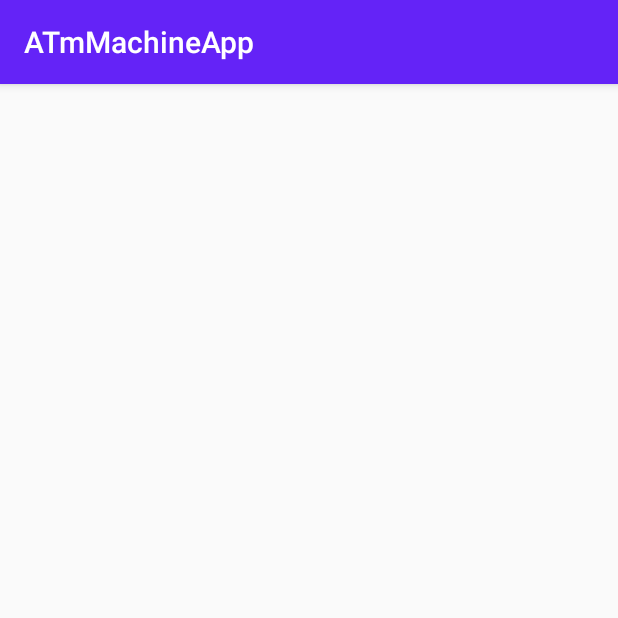
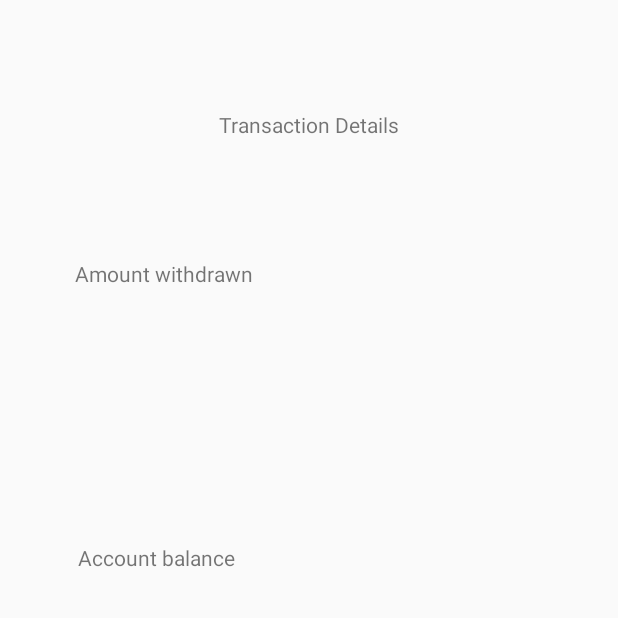
Before and after one commit to Khalidtoak/ATmMachineApp, an Android app: the ReceiptActivity screen opened directly, with no data from a screen before it, on a phone screen of 412 x 824 dp, the top half of it. Run offline under Robolectric (Android 15) with nearby library versions, the light colour scheme and no system bars.

Commit message:
"Added receipt activity and check balance dialog"

```diff
--- a/app/src/main/java/khalid/com/atmmachineapp/ui/CreateCardFragment.kt
+++ b/app/src/main/java/khalid/com/atmmachineapp/ui/CreateCardFragment.kt
@@ -1,5 +1,6 @@
 package khalid.com.atmmachineapp.ui
 
+import android.content.Intent
 import androidx.lifecycle.ViewModelProviders
 import android.os.Bundle
 import android.text.Editable
@@ -13,6 +14,9 @@ import khalid.com.atmmachineapp.*
 import khalid.com.atmmachineapp.model.Card
 import khalid.com.atmmachineapp.utils.CreditCardNumberGenerator
 import kotlinx.android.synthetic.main.create_card_fragment.*
+import kotlinx.android.synthetic.main.create_card_fragment.name_text
+import kotlinx.android.synthetic.main.create_card_fragment.pin
+import kotlinx.android.synthetic.main.widthraw_money_fragment.*
 
 
 class CreateCardFragment : FireBaseFragment() {
--- a/app/src/main/java/khalid/com/atmmachineapp/ui/ReceiptActivity.kt
+++ b/app/src/main/java/khalid/com/atmmachineapp/ui/ReceiptActivity.kt
@@ -3,11 +3,17 @@ package khalid.com.atmmachineapp.ui
 import androidx.appcompat.app.AppCompatActivity
 import android.os.Bundle
 import khalid.com.atmmachineapp.R
+import kotlinx.android.synthetic.main.activity_receipt.*
 
 class ReceiptActivity : AppCompatActivity() {
 
     override fun onCreate(savedInstanceState: Bundle?) {
         super.onCreate(savedInstanceState)
         setContentView(R.layout.activity_receipt)
+        val intent = intent
+        textView11.text = intent.getStringExtra("AmtWithdrawn")
+        textView13.text = intent.getStringExtra("time")
+        textView15.text = intent.getStringExtra("balance")
+
     }
 }
--- a/app/src/main/res/layout/activity_main.xml
+++ b/app/src/main/res/layout/activity_main.xml
@@ -12,7 +12,7 @@ android:background="@drawable/home_screen_background">
             android:layout_width="wrap_content"
             android:layout_height="wrap_content"
             android:text="@string/welcome"
-            android:textSize="50sp"
+            android:textSize="30sp"
             android:textColor="@android:color/white"
             app:layout_constraintBottom_toBottomOf="parent"
             app:layout_constraintLeft_toLeftOf="parent"
--- a/app/src/main/res/layout/activity_receipt.xml
+++ b/app/src/main/res/layout/activity_receipt.xml
@@ -7,4 +7,66 @@
         android:layout_height="match_parent"
         tools:context=".ui.ReceiptActivity">
 
+    <TextView
+            android:text="@string/transaction_details"
+            android:layout_width="wrap_content"
+            android:layout_height="wrap_content"
+            android:id="@+id/textView9"
+
+            android:padding="8dp" app:layout_constraintStart_toStartOf="parent"
+            app:layout_constraintEnd_toEndOf="parent" app:layout_constraintBottom_toBottomOf="parent"
+            app:layout_constraintTop_toTopOf="parent" app:layout_constraintVertical_bias="0.083"/>
+    <TextView
+            android:text="@string/amount_withdrawn"
+            android:layout_width="wrap_content"
+            android:padding="8dp"
+            android:layout_height="wrap_content"
+            android:id="@+id/textView10" app:layout_constraintStart_toStartOf="parent"
+            app:layout_constraintEnd_toStartOf="@+id/textView11" app:layout_constraintHorizontal_bias="0.189"
+            app:layout_constraintTop_toBottomOf="@+id/textView9" app:layout_constraintBottom_toTopOf="@+id/textView12"/>
+    <TextView
+            tools:text="#2000"
+            android:padding="8dp"
+            android:layout_width="wrap_content"
+            android:layout_height="wrap_content"
+            android:id="@+id/textView11" app:layout_constraintEnd_toEndOf="parent"
+            app:layout_constraintStart_toStartOf="parent" app:layout_constraintHorizontal_bias="0.903"
+            app:layout_constraintTop_toBottomOf="@+id/textView9" app:layout_constraintBottom_toTopOf="@+id/textView13"/>
+    <TextView
+            tools:text="Withdrawal Time"
+            android:layout_width="wrap_content"
+            android:layout_height="wrap_content"
+            android:padding="8dp"
+            android:id="@+id/textView12" app:layout_constraintStart_toStartOf="parent"
+            app:layout_constraintEnd_toStartOf="@+id/textView13" app:layout_constraintHorizontal_bias="0.186"
+            app:layout_constraintBottom_toTopOf="@+id/textView14" app:layout_constraintTop_toBottomOf="@+id/textView9"
+            app:layout_constraintVertical_bias="0.745"/>
+    <TextView
+            tools:text="2:00pm"
+            android:layout_width="wrap_content"
+            android:layout_height="wrap_content"
+            android:padding="8dp"
+            android:id="@+id/textView13" app:layout_constraintEnd_toEndOf="parent"
+            app:layout_constraintStart_toStartOf="parent" app:layout_constraintHorizontal_bias="0.903"
+            app:layout_constraintBottom_toTopOf="@+id/textView15" app:layout_constraintTop_toBottomOf="@+id/textView9"
+            app:layout_constraintVertical_bias="0.75"/>
+    <TextView
+            android:text="@string/account_balance"
+            android:layout_width="wrap_content"
+            android:layout_height="wrap_content"
+            android:padding="8dp"
+
+            android:id="@+id/textView14" app:layout_constraintStart_toStartOf="parent"
+            app:layout_constraintEnd_toStartOf="@+id/textView15" app:layout_constraintHorizontal_bias="0.186"
+            app:layout_constraintBottom_toBottomOf="parent" app:layout_constraintTop_toBottomOf="@+id/textView9"
+            app:layout_constraintVertical_bias="0.368"/>
+    <TextView
+            tools:text="500"
+            android:layout_width="wrap_content"
+            android:layout_height="wrap_content"
+            android:id="@+id/textView15"
+            android:padding="8dp" app:layout_constraintStart_toStartOf="parent"
+            app:layout_constraintEnd_toEndOf="parent" app:layout_constraintHorizontal_bias="0.903"
+            app:layout_constraintBottom_toBottomOf="parent" app:layout_constraintTop_toBottomOf="@+id/textView9"
+            app:layout_constraintVertical_bias="0.367"/>
 </androidx.constraintlayout.widget.ConstraintLayout>
--- a/app/src/main/res/values/strings.xml
+++ b/app/src/main/res/values/strings.xml
@@ -11,4 +11,8 @@
     <string name="make_widthrawal">Make widthrawal</string>
     <string name="find_card">Find card</string>
     <string name="amount">amount</string>
+    <string name="amount_withdrawn">Amount withdrawn</string>
+    <string name="transaction_details">Transaction Details</string>
+    <string name="account_balance">Account balance</string>
+    <string name="check_balance">check balance</string>
 </resources>
--- a/app/src/main/res/values/styles.xml
+++ b/app/src/main/res/values/styles.xml
@@ -1,7 +1,7 @@
 <resources>
 
     <!-- Base application theme. -->
-    <style name="AppTheme" parent="Theme.AppCompat.Light.DarkActionBar">
+    <style name="AppTheme" parent="Theme.AppCompat.Light.NoActionBar">
         <!-- Customize your theme here. -->
         <item name="colorPrimary">@color/colorPrimary</item>
         <item name="colorPrimaryDark">@color/colorPrimaryDark</item>
```
Also changed, not shown: app/src/main/java/khalid/com/atmmachineapp/ui/WidthrawMoneyFragment.kt (+44 -29 lines), app/src/main/res/layout/widthraw_money_fragment.xml (+8 -0 lines).
